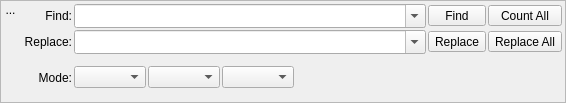
Qt form src/Sigil/Form_Files/FindReplace.ui (Sigil-Ebook/Sigil) before a commit.
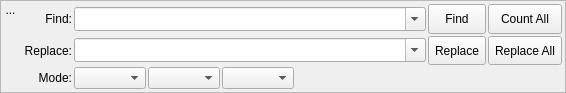
The same form after that commit. Icons and pictures are not drawn.

Commit message: Enlarge the various Find buttons to be standard with the rest of the UI and easier to click on.

Diff of the .ui file:
```diff
--- a/src/Sigil/Form_Files/FindReplace.ui
+++ b/src/Sigil/Form_Files/FindReplace.ui
@@ -7,7 +7,7 @@
     <x>0</x>
     <y>0</y>
     <width>566</width>
-    <height>103</height>
+    <height>93</height>
    </rect>
   </property>
   <property name="sizePolicy">
@@ -139,7 +139,7 @@
         <item row="0" column="2">
          <widget class="QToolButton" name="findNext">
           <property name="sizePolicy">
-           <sizepolicy hsizetype="Expanding" vsizetype="Fixed">
+           <sizepolicy hsizetype="Expanding" vsizetype="Expanding">
             <horstretch>0</horstretch>
             <verstretch>0</verstretch>
            </sizepolicy>
@@ -158,7 +158,7 @@
         <item row="0" column="3">
          <widget class="QToolButton" name="count">
           <property name="sizePolicy">
-           <sizepolicy hsizetype="Expanding" vsizetype="Fixed">
+           <sizepolicy hsizetype="Expanding" vsizetype="Expanding">
             <horstretch>0</horstretch>
             <verstretch>0</verstretch>
            </sizepolicy>
@@ -202,6 +202,12 @@
         </item>
         <item row="1" column="2">
          <widget class="QToolButton" name="replaceNext">
+          <property name="sizePolicy">
+           <sizepolicy hsizetype="Expanding" vsizetype="Expanding">
+            <horstretch>0</horstretch>
+            <verstretch>0</verstretch>
+           </sizepolicy>
+          </property>
           <property name="toolTip">
            <string>Replace highlighted match then find next match</string>
           </property>
@@ -215,6 +221,12 @@
         </item>
         <item row="1" column="3">
          <widget class="QToolButton" name="replaceAll">
+          <property name="sizePolicy">
+           <sizepolicy hsizetype="Expanding" vsizetype="Expanding">
+            <horstretch>0</horstretch>
+            <verstretch>0</verstretch>
+           </sizepolicy>
+          </property>
           <property name="toolTip">
            <string>Replace all matches</string>
           </property>
```
